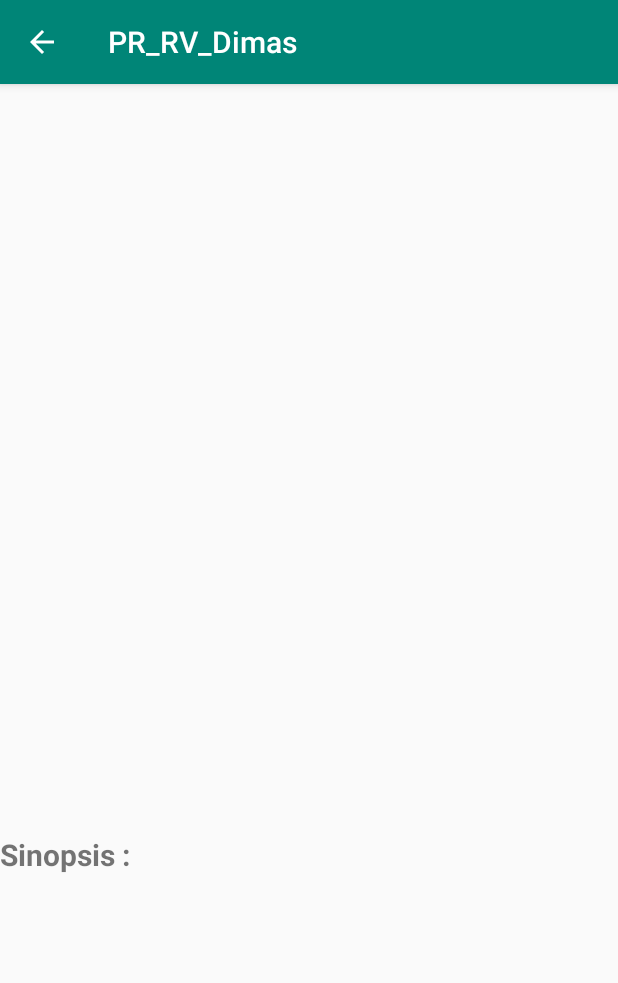
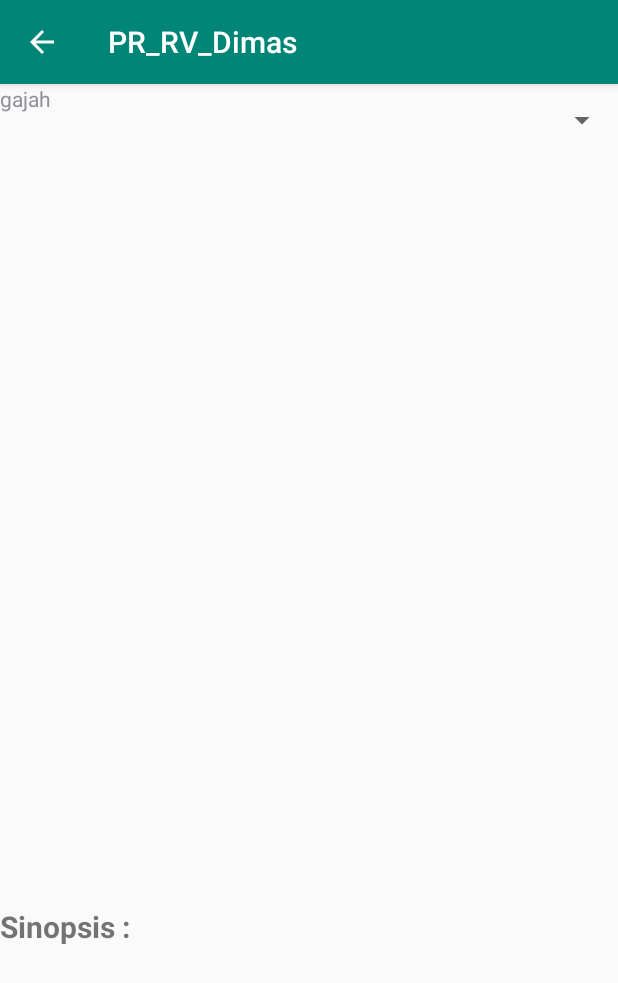
Before and after one commit to fidieputra/PR_RV_Dimas, an Android app: the DetailActivity screen opened directly, with no data from a screen before it, on a phone screen of 412 x 824 dp. Shown: the top 983 px of the screen. Run offline under Robolectric (Android 15) with nearby library versions, the phone set to English and light mode, and no system bars.

Commit message:
bisa back

```diff
--- a/app/src/main/java/com/example/pr_rv_dimas/DetailActivity.java
+++ b/app/src/main/java/com/example/pr_rv_dimas/DetailActivity.java
@@ -6,23 +6,43 @@ import androidx.appcompat.view.menu.MenuView;
 import android.content.Intent;
 import android.os.Bundle;
 import android.view.View;
+import android.widget.AdapterView;
+import android.widget.ArrayAdapter;
 import android.widget.ImageView;
+import android.widget.Spinner;
 import android.widget.TextView;
 
 public class DetailActivity extends AppCompatActivity {
     TextView sinopText;
     ImageView detailImage;
+    Spinner spinner;
+    private String[] namaHewan={"gajah","kucing","anjing"};
     @Override
     protected void onCreate(Bundle savedInstanceState) {
         super.onCreate(savedInstanceState);
         setContentView(R.layout.activity_detail);
         detailImage = (ImageView)findViewById(R.id.imageInfo);
         sinopText = (TextView)findViewById(R.id.sinopText);
+        spinner =(Spinner)findViewById(R.id.spinner);
         getSupportActionBar().setDefaultDisplayHomeAsUpEnabled(true);
         Intent intent = getIntent();
         String text = intent.getStringExtra("text");
         int image = intent.getIntExtra("image",0);
         sinopText.setText(text);
         detailImage.setImageResource(image);
+        final ArrayAdapter<String> adapter = new ArrayAdapter<>(getApplicationContext(),
+                R.layout.support_simple_spinner_dropdown_item,namaHewan);
+        spinner.setAdapter(adapter);
+        spinner.setOnItemSelectedListener(new AdapterView.OnItemSelectedListener() {
+            @Override
+            public void onItemSelected(AdapterView<?> adapterView, View view, int i, long l) {
+                String hasil = adapter.getItem(i);
+            }
+
+            @Override
+            public void onNothingSelected(AdapterView<?> adapterView) {
+
+            }
+        });
     }
 }
--- a/app/src/main/res/layout/activity_detail.xml
+++ b/app/src/main/res/layout/activity_detail.xml
@@ -3,6 +3,11 @@
     android:layout_width="match_parent"
     android:layout_height="match_parent"
     android:orientation="vertical">
+
+    <Spinner
+        android:layout_width="match_parent"
+        android:layout_height="wrap_content"
+        android:id="@+id/spinner"/>
 
     <ImageView
         android:layout_width="match_parent"
```
